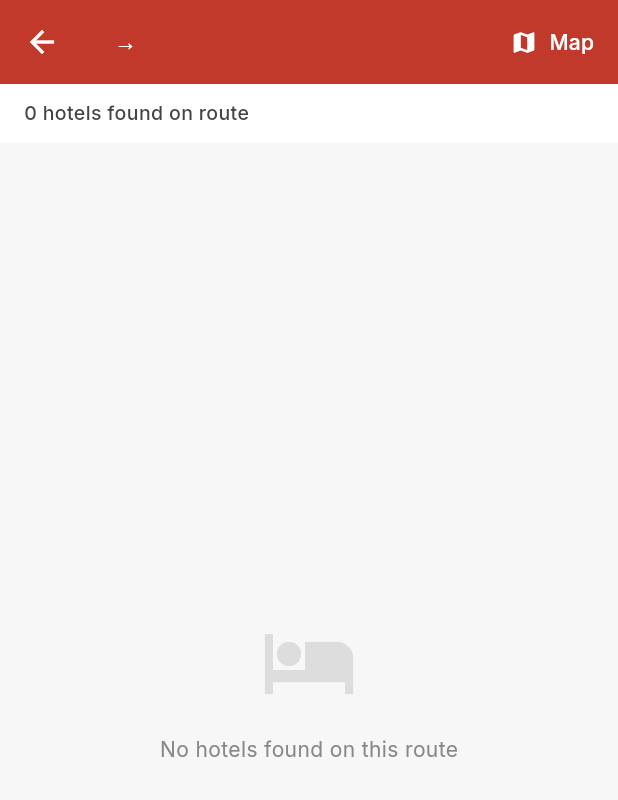
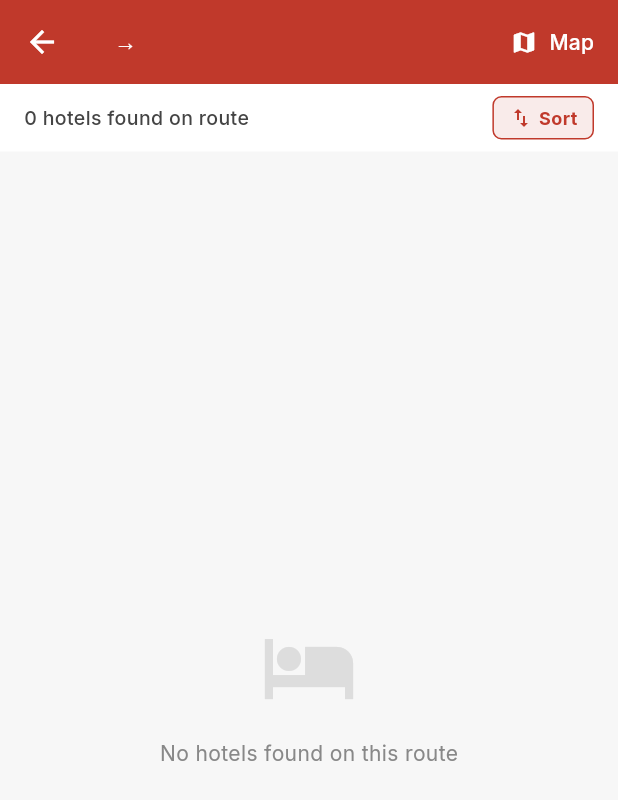
Before and after one commit to Rahul-yaan/Flutter_Andrio, a Flutter app: the SearchResultsPage screen opened directly with empty values, on a phone screen of 412 x 824 dp. Shown: the top 800 px of the screen. Run offline on Flutter 3.47's test engine with Material 3 defaults, Android fonts, the phone set to English and light mode, and no system bars; our stand-ins replace firebase_auth, firebase_core, flutter_dotenv, geolocator, google_fonts, google_maps_flutter and 4 more; missing offline and left inert: razorpay_flutter; accounts and stored records are empty; network calls fail.

Commit message:
Add Sort/Reverse flow button on search results page in Flutter User App

```diff
--- a/lib/pages/search_results_page.dart
+++ b/lib/pages/search_results_page.dart
@@ -32,6 +32,7 @@ class SearchResultsPage extends StatefulWidget {
 
 class _SearchResultsPageState extends State<SearchResultsPage> {
   bool _showMap = false;
+  bool _isReversed = false;
   List<Map<String, dynamic>> _hotels = [];
   Set<Marker> _markers = {};
   Set<Polyline> _polylines = {};
@@ -247,9 +248,10 @@ class _SearchResultsPageState extends State<SearchResultsPage> {
         children: [
           // Results count
           Container(
-            padding: const EdgeInsets.symmetric(horizontal: 16, vertical: 10),
+            padding: const EdgeInsets.symmetric(horizontal: 16, vertical: 8),
             color: Colors.white,
             child: Row(
+              mainAxisAlignment: MainAxisAlignment.spaceBetween,
               children: [
                 Text(
                   '${_hotels.length} hotels found on route',
@@ -259,10 +261,40 @@ class _SearchResultsPageState extends State<SearchResultsPage> {
                     color: Color(0xFF444444),
                   ),
                 ),
+                InkWell(
+                  onTap: () {
+                    setState(() {
+                      _isReversed = !_isReversed;
+                      _hotels = _hotels.reversed.toList();
+                    });
+                  },
+                  child: Container(
+                    padding: const EdgeInsets.symmetric(horizontal: 10, vertical: 5),
+                    decoration: BoxDecoration(
+                      color: const Color(0xFFF9EBEA),
+                      border: Border.all(color: const Color(0xFFC0392B)),
+                      borderRadius: BorderRadius.circular(6),
+                    ),
+                    child: Row(
+                      mainAxisSize: MainAxisSize.min,
+                      children: [
+                        const Icon(Icons.swap_vert, size: 16, color: Color(0xFFC0392B)),
+                        const SizedBox(width: 4),
+                        Text(
+                          _isReversed ? 'Reverse Flow' : 'Sort',
+                          style: const TextStyle(
+                            fontSize: 12,
+                            fontWeight: FontWeight.bold,
+                            color: Color(0xFFC0392B),
+                          ),
+                        ),
+                      ],
+                    ),
+                  ),
+                ),
               ],
             ),
           ),
-
           Expanded(child: _showMap ? _mapView() : _listView()),
         ],
       ),
```
